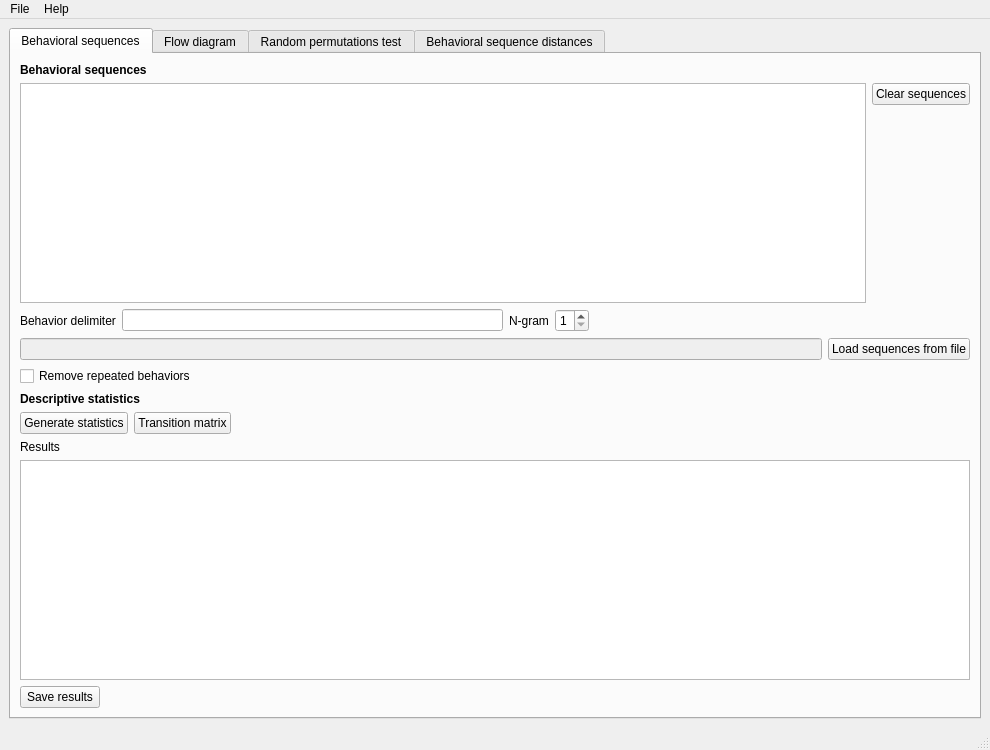
First picture: the form in behatrix/behatrix.ui, repository olivierfriard/behatrix, before the edit.
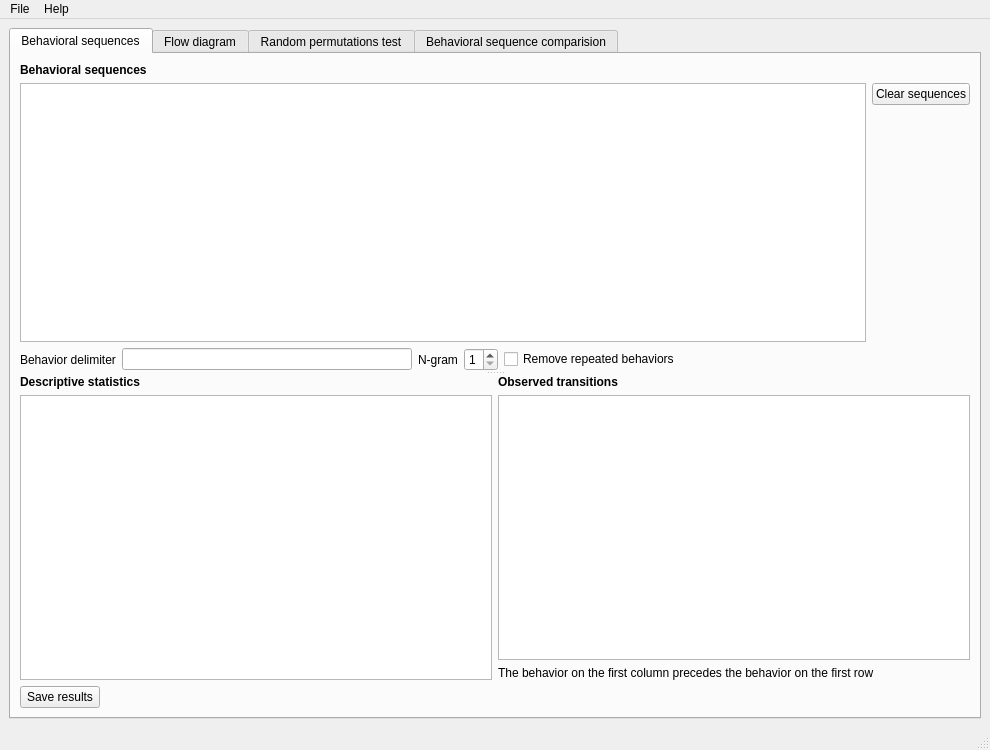
Second picture: the form after the edit. The open tabs and pages were chosen to show the change.

Diff of the .ui file:
```diff
--- a/behatrix/behatrix.ui
+++ b/behatrix/behatrix.ui
@@ -24,7 +24,14 @@
        <attribute name="title">
         <string>Behavioral sequences</string>
        </attribute>
-       <layout class="QVBoxLayout" name="verticalLayout_7">
+       <layout class="QVBoxLayout" name="verticalLayout_15">
+        <item>
+         <widget class="QSplitter" name="splitter">
+          <property name="orientation">
+           <enum>Qt::Vertical</enum>
+          </property>
+          <widget class="QWidget" name="">
+           <layout class="QVBoxLayout" name="verticalLayout_12">
         <item>
          <widget class="QLabel" name="label_2">
           <property name="text">
@@ -102,45 +109,6 @@
            </widget>
           </item>
           <item>
-           <spacer name="horizontalSpacer_15">
-            <property name="orientation">
-             <enum>Qt::Horizontal</enum>
-            </property>
-            <property name="sizeHint" stdset="0">
-             <size>
-              <width>40</width>
-              <height>20</height>
-             </size>
-            </property>
-           </spacer>
-          </item>
-         </layout>
-        </item>
-        <item>
-         <layout class="QHBoxLayout" name="horizontalLayout">
-          <item>
-           <widget class="QLineEdit" name="leStringsFileName">
-            <property name="enabled">
-             <bool>false</bool>
-            </property>
-            <property name="text">
-             <string/>
-            </property>
-            <property name="readOnly">
-             <bool>true</bool>
-            </property>
-           </widget>
-          </item>
-          <item>
-           <widget class="QPushButton" name="pb_select_behav_strings_file">
-            <property name="text">
-             <string>Load sequences from file</string>
-            </property>
-           </widget>
-          </item>
-         </layout>
-        </item>
-        <item>
          <widget class="QCheckBox" name="cb_remove_repeated_behaviors">
           <property name="text">
            <string>Remove repeated behaviors</string>
@@ -148,50 +116,35 @@
          </widget>
         </item>
         <item>
+               <spacer name="horizontalSpacer_15">
+                <property name="orientation">
+                 <enum>Qt::Horizontal</enum>
+                </property>
+                <property name="sizeHint" stdset="0">
+                 <size>
+                  <width>40</width>
+                  <height>20</height>
+                 </size>
+                </property>
+               </spacer>
+              </item>
+             </layout>
+            </item>
+           </layout>
+          </widget>
+          <widget class="QWidget" name="">
+           <layout class="QVBoxLayout" name="verticalLayout_14">
+            <item>
+             <layout class="QHBoxLayout" name="horizontalLayout">
+              <item>
+               <layout class="QVBoxLayout" name="verticalLayout_10">
+                <item>
          <widget class="QLabel" name="label_4">
           <property name="text">
            <string>&lt;html&gt;&lt;head/&gt;&lt;body&gt;&lt;p&gt;&lt;span style=&quot; font-weight:600;&quot;&gt;Descriptive statistics&lt;/span&gt;&lt;/p&gt;&lt;/body&gt;&lt;/html&gt;</string>
           </property>
          </widget>
         </item>
-        <item>
-         <layout class="QHBoxLayout" name="horizontalLayout_5">
-          <item>
-           <widget class="QPushButton" name="pb_statistics">
-            <property name="text">
-             <string>Generate statistics</string>
-            </property>
-           </widget>
-          </item>
-          <item>
-           <widget class="QPushButton" name="pb_transition_matrix">
-            <property name="text">
-             <string>Transition matrix</string>
-            </property>
-           </widget>
-          </item>
-          <item>
-           <spacer name="horizontalSpacer">
-            <property name="orientation">
-             <enum>Qt::Horizontal</enum>
-            </property>
-            <property name="sizeHint" stdset="0">
-             <size>
-              <width>40</width>
-              <height>20</height>
-             </size>
-            </property>
-           </spacer>
-          </item>
-         </layout>
-        </item>
-        <item>
-         <widget class="QLabel" name="label_13">
-          <property name="text">
-           <string>Results</string>
-          </property>
-         </widget>
-        </item>
         <item>
          <widget class="QPlainTextEdit" name="pte_statistics">
           <property name="font">
@@ -199,10 +152,50 @@
             <family>Monospace</family>
            </font>
           </property>
+                  <property name="lineWrapMode">
+                   <enum>QPlainTextEdit::NoWrap</enum>
+                  </property>
           <property name="readOnly">
            <bool>true</bool>
           </property>
          </widget>
+                </item>
+               </layout>
+              </item>
+              <item>
+               <layout class="QVBoxLayout" name="verticalLayout_7">
+                <item>
+                 <widget class="QLabel" name="label_9">
+                  <property name="text">
+                   <string>&lt;html&gt;&lt;head/&gt;&lt;body&gt;&lt;p&gt;&lt;span style=&quot; font-weight:600;&quot;&gt;Observed transitions&lt;/span&gt;&lt;/p&gt;&lt;/body&gt;&lt;/html&gt;</string>
+                  </property>
+                 </widget>
+                </item>
+                <item>
+                 <widget class="QPlainTextEdit" name="pte_observed_transitions">
+                  <property name="font">
+                   <font>
+                    <family>Monospace</family>
+                   </font>
+                  </property>
+                  <property name="lineWrapMode">
+                   <enum>QPlainTextEdit::NoWrap</enum>
+                  </property>
+                  <property name="readOnly">
+                   <bool>true</bool>
+                  </property>
+                 </widget>
+                </item>
+                <item>
+                 <widget class="QLabel" name="label_10">
+                  <property name="text">
+                   <string>The behavior on the first column precedes the behavior on the first row</string>
+                  </property>
+                 </widget>
+                </item>
+               </layout>
+              </item>
+             </layout>
         </item>
         <item>
          <layout class="QHBoxLayout" name="horizontalLayout_12">
@@ -229,6 +222,10 @@
          </layout>
         </item>
        </layout>
+          </widget>
+         </widget>
+        </item>
+       </layout>
        <zorder>label_4</zorder>
        <zorder>label_13</zorder>
        <zorder>pte_statistics</zorder>
@@ -767,7 +764,7 @@
       </widget>
       <widget class="QWidget" name="tab">
        <attribute name="title">
-        <string>Behavioral sequence distances</string>
+        <string>Behavioral sequence comparision</string>
        </attribute>
        <layout class="QVBoxLayout" name="verticalLayout_9">
         <item>
```
Left out of the diff: 17 changed lines with no effect on the pictures. Lines whose indentation alone changed are shown as unchanged.
